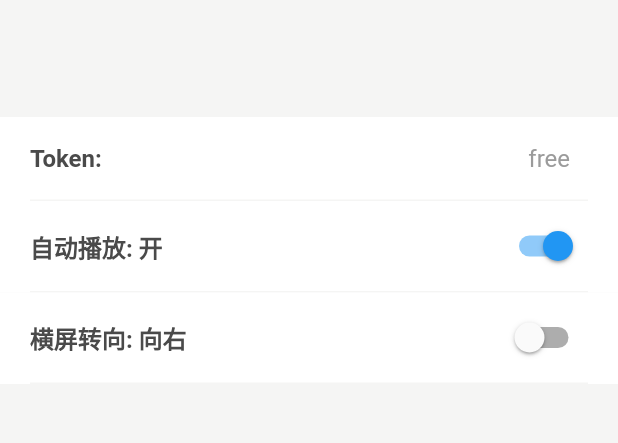
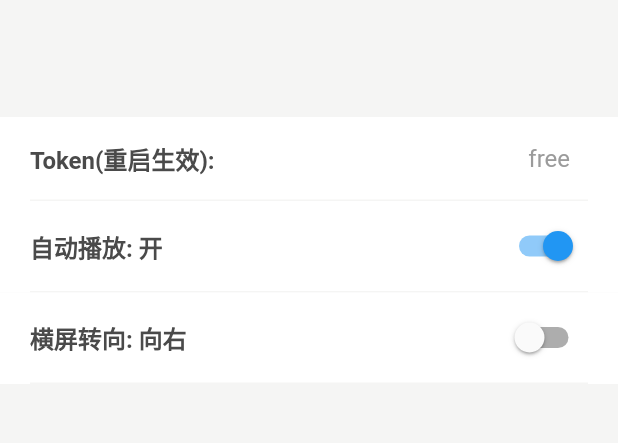
Before and after one commit to mjl0602/cdnbye_ijk_example, a Flutter app: the SettingPage screen opened directly, on a phone screen of 412 x 824 dp, the part 585-1028 px from its top. Run offline on Flutter 3.47's test engine with Material 2 defaults, Android fonts, the phone set to English and light mode, and no system bars; missing offline and left inert: cdnbye, flutter_ijkplayer, left_scroll_actions, local_cache_sync, safemap, tapped; Roboto replaces fonts that are missing (MyraidPro).

Commit message:
fix ui bug;

```diff
--- a/lib/pages/settingPage.dart
+++ b/lib/pages/settingPage.dart
@@ -31,8 +31,9 @@ class _SettingPageState extends State<SettingPage> {
             ),
           ),
           _Row(
-            title: 'Token: ',
+            title: 'Token(重启生效): ',
             right: Container(
+              constraints: BoxConstraints(maxWidth: 160),
               padding: EdgeInsets.all(12),
               child: StText.normal(
                 UserDefault.token.value,
```
